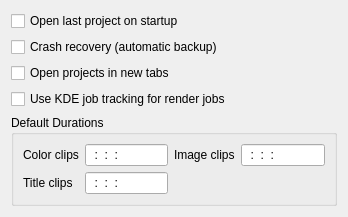
Above: src/widgets/configmisc_ui.ui from KDE/kdenlive before the change. Below: the same form after it.
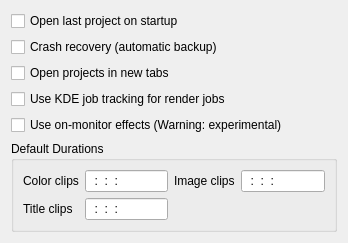
That is the form after the change. Custom widgets are drawn as their Qt base class.

Commit message: Introduce very basic geometry editing on the monitor. Has to be enabled in the settings dialog first, but you probably do not want to do this now as it cannot compete with our little red rectangle yet.

The edit to the form file:
```diff
--- a/src/widgets/configmisc_ui.ui
+++ b/src/widgets/configmisc_ui.ui
@@ -32,7 +32,7 @@
      </property>
     </widget>
    </item>
-   <item row="4" column="0" colspan="3">
+   <item row="5" column="0" colspan="3">
     <widget class="QGroupBox" name="groupBox">
      <property name="title">
       <string>Default Durations</string>
@@ -83,7 +83,7 @@
      </layout>
     </widget>
    </item>
-   <item row="5" column="0" colspan="3">
+   <item row="6" column="0" colspan="3">
     <spacer>
      <property name="orientation">
       <enum>Qt::Vertical</enum>
@@ -103,6 +103,13 @@
      </property>
     </widget>
    </item>
+   <item row="4" column="0">
+    <widget class="QCheckBox" name="kcfg_on_monitor_effects">
+     <property name="text">
+      <string>Use on-monitor effects (Warning: experimental)</string>
+     </property>
+    </widget>
+   </item>
   </layout>
  </widget>
  <customwidgets>
```
The commit also changes 16 other files.
